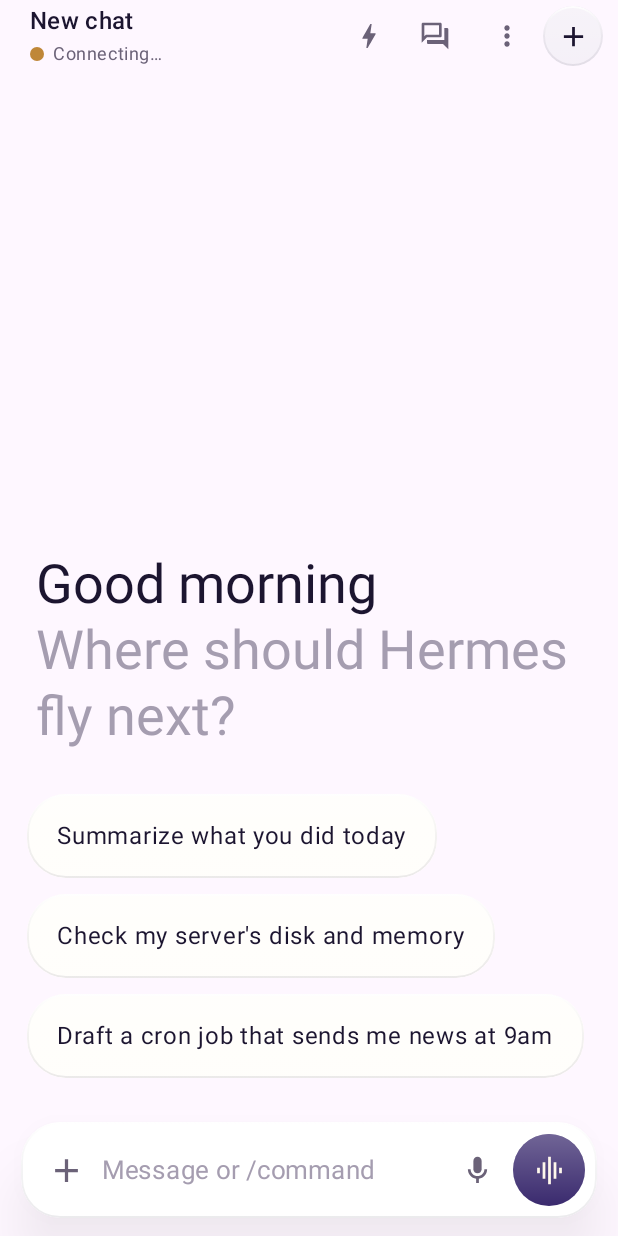
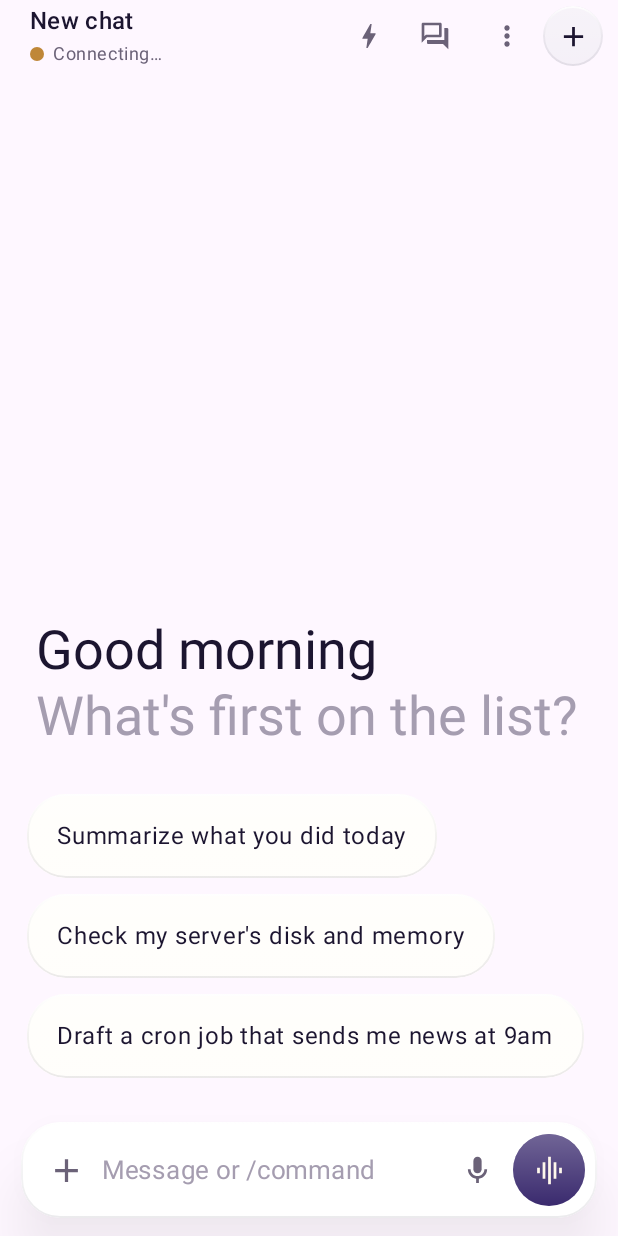
Before and after one commit to farhan-beg/talaria, an Android app built with Jetpack Compose: the composable ChatScreen shown on its own in the app's theme, on a phone screen of 412 x 824 dp. Run offline under Robolectric (Android 15) with nearby library versions, the phone set to English and light mode, and no system bars; 1 statement that could not run was skipped.

Commit message:
Talaria 1.14.5: label chats started on the phone as Talaria

```diff
--- a/app/build.gradle.kts
+++ b/app/build.gradle.kts
@@ -13,8 +13,8 @@ android {
         applicationId = "dev.hark.hermes"
         minSdk = 26
         targetSdk = 35
-        versionCode = 20
-        versionName = "1.14.3"
+        versionCode = 22
+        versionName = "1.14.5"
     }
     signingConfigs {
         create("release") {
--- a/app/src/main/java/dev/hark/hermes/data/Gateway.kt
+++ b/app/src/main/java/dev/hark/hermes/data/Gateway.kt
@@ -85,7 +85,9 @@ class Gateway(private val api: Api, private val store: Store) {
     val attachments = MutableStateFlow<List<Attachment>>(emptyList())
 
     @Volatile var runtimeSid: String = ""; private set
-    @Volatile var storedSid: String = ""; private set
+    /** A chat started on this phone keeps its Talaria label when compression moves it onto a new id. */
+    @Volatile var storedSid: String = ""
+        private set(v) { if (v.isNotBlank() && v != field && field.isNotBlank() && store.isMine(field)) store.markMine(v); field = v }
     private var seq = 0L
     private var userSeen = 0
     private fun k(p: String) = "$p-${seq++}"
@@ -625,6 +627,7 @@ class Gateway(private val api: Api, private val store: Store) {
             val r = try { rpc("session.create", jsonOf("cols" to 80, "profile" to p.ifBlank { null }, "fast" to (if (store.fastPref.value) true else null))) }
                 catch (e: java.io.IOException) { if (!e.message.orEmpty().contains("fast")) throw e; rpc("session.create", jsonOf("cols" to 80, "profile" to p.ifBlank { null })) }
             storedSid = r.s("stored_session_id")
+            store.markMine(storedSid)
             applySnapshot(r)
             runCatching { loadRunSettings() }
         } finally { loadingSession.value = false }
--- a/app/src/main/java/dev/hark/hermes/ui/screens/ChatScreen.kt
+++ b/app/src/main/java/dev/hark/hermes/ui/screens/ChatScreen.kt
@@ -491,18 +491,41 @@ fun ChatScreen(nav: NavHostController) {
     }
 }
 
+private val HEADLINES_ANY = listOf(
+    "Where should Hermes fly next?", "What's on your mind?", "What are we building today?", "Give me something to chew on.",
+    "Hand me the hard part.", "What needs untangling?", "Point me at a problem.", "What should we ship?",
+    "Got a loose end to tie up?", "What's worth figuring out?", "Ask me anything. Then ask harder.", "Wings are warmed up.",
+    "Which rabbit hole today?", "What's the next small win?", "Let's make something work.", "What's bugging you?",
+)
+private val HEADLINES_MORNING = listOf("What's first on the list?", "Let's set the day up right.", "Coffee's on you. The rest is on me.", "Fresh start. What's the plan?")
+private val HEADLINES_AFTERNOON = listOf("What's left on the board?", "Need a second pair of hands?", "Let's clear the backlog.", "Halfway there. What's next?")
+private val HEADLINES_EVENING = listOf("Wrapping up or just getting going?", "One more thing before you log off?", "Let's close a few tabs.", "What can I take off your plate?")
+private val HEADLINES_NIGHT = listOf("Can't sleep? Let's build.", "The servers are quiet. What's up?", "Night shift, reporting in.", "Midnight ideas welcome.")
+
+/** A different line each time: time-of-day lines mixed in, never the same one twice in a row. */
+private fun pickHeadline(hour: Int): String {
+    val timed = when (hour) { in 5..11 -> HEADLINES_MORNING; in 12..16 -> HEADLINES_AFTERNOON; in 17..21 -> HEADLINES_EVENING; else -> HEADLINES_NIGHT }
+    val pool = HEADLINES_ANY + timed
+    val prefs = app.getSharedPreferences("talaria_ui", android.content.Context.MODE_PRIVATE)
+    val last = prefs.getString("last_headline", null)
+    val pick = pool.filter { it != last }.random()
+    prefs.edit().putString("last_headline", pick).apply()
+    return pick
+}
+
 @Composable
 private fun EmptyChat(pick: (String) -> Unit) {
     val p = LocalPalette.current
     val hour = remember { java.util.Calendar.getInstance().get(java.util.Calendar.HOUR_OF_DAY) }
     val greet = when (hour) { in 5..11 -> "Good morning"; in 12..16 -> "Good afternoon"; in 17..21 -> "Good evening"; else -> "Up late?" }
+    val headline = remember { pickHeadline(hour) }
     val ideas = listOf("Summarize what you did today", "Check my server's disk and memory", "Draft a cron job that sends me news at 9am")
     Column(
         Modifier.fillMaxSize().verticalScroll(rememberScrollState()).padding(horizontal = 18.dp, vertical = 16.dp),
         verticalArrangement = Arrangement.Bottom,
     ) {
         Text(greet, style = MaterialTheme.typography.displaySmall, color = p.ink, modifier = Modifier.padding(horizontal = 6.dp))
-        Text("Where should Hermes fly next?", style = MaterialTheme.typography.displaySmall, color = p.faint, modifier = Modifier.padding(horizontal = 6.dp))
+        Text(headline, style = MaterialTheme.typography.displaySmall, color = p.faint, modifier = Modifier.padding(horizontal = 6.dp))
         Spacer(Modifier.height(24.dp))
         ideas.forEach { text ->
             Text(text, color = p.ink, style = MaterialTheme.typography.bodyLarge,
--- a/app/src/main/java/dev/hark/hermes/ui/screens/HomeScreen.kt
+++ b/app/src/main/java/dev/hark/hermes/ui/screens/HomeScreen.kt
@@ -206,10 +206,12 @@ fun rememberSessionFilter(): (JsonObject) -> Boolean {
 fun SessionRow(s: JsonObject, onClick: () -> Unit) {
     val p = LocalPalette.current
     val title = s.sn("title") ?: s.sn("preview") ?: "Untitled"
+    val mineIds by app.store.mineSessions.collectAsState()
+    val mine = listOfNotNull(s.sn("id"), s.sn("session_id"), s.sn("_lineage_root_id")).any { it in mineIds }
     ListRow(
         title = title,
-        subtitle = listOfNotNull(s.sn("source"), s.sn("model"), "${s.l("message_count")} msgs", relTime(s.d("last_active"))).joinToString(" · "),
-        icon = sourceIcon(s.s("source")),
+        subtitle = listOfNotNull(if (mine) "Talaria" else s.sn("source"), s.sn("model"), "${s.l("message_count")} msgs", relTime(s.d("last_active"))).joinToString(" · "),
+        icon = if (mine) Icons.Outlined.PhoneAndroid else sourceIcon(s.s("source")),
         trailing = { if (s.b("is_active")) Dot(p.good, pulse = true) },
         onClick = onClick,
     )
```
Also changed, not shown: app/src/main/java/dev/hark/hermes/data/Store.kt (+8 -0 lines), 2 other files.
